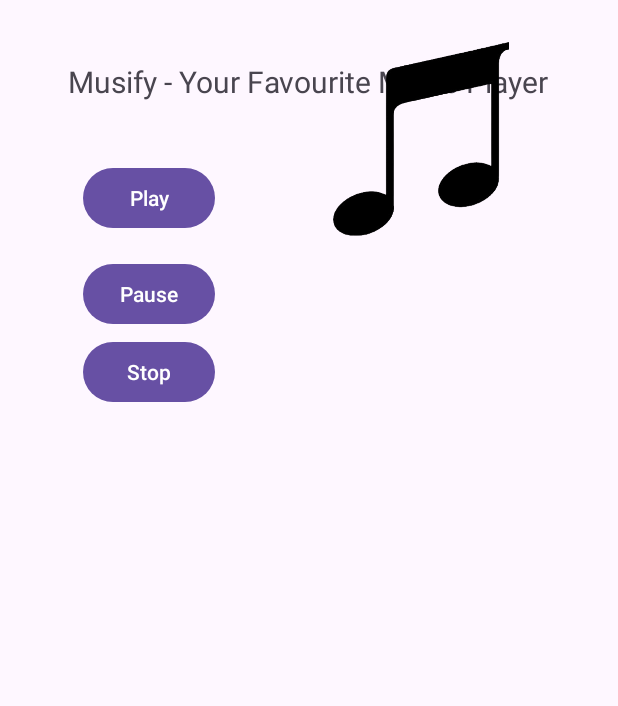
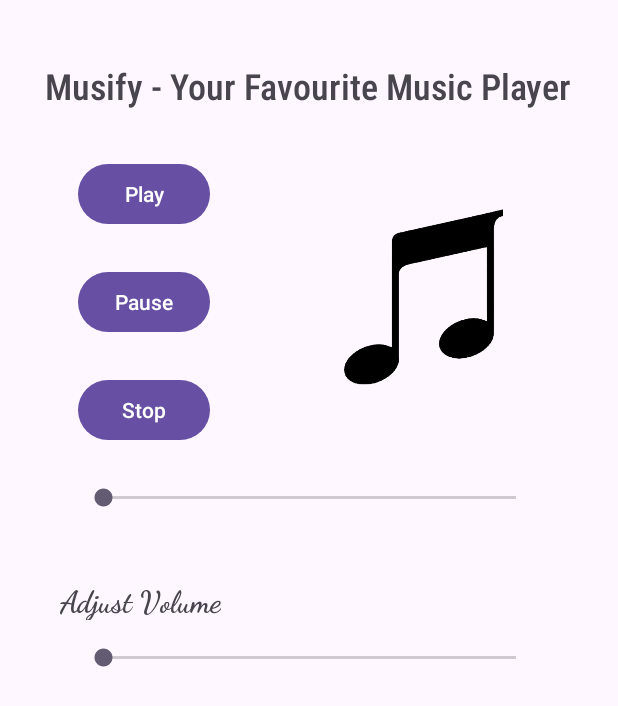
Before and after one commit to JauntyPaul/Basics-of-Android-Studio, an Android app: the screen it shows after launch (MainActivity), on a phone screen of 412 x 824 dp. Shown: the top 706 px of the screen. Run offline under Robolectric (Android 15) with nearby library versions, the phone set to English and light mode, and no system bars.

Commit message:
built a Music PLayer

```diff
--- a/MusicPlayer/app/src/main/java/com/jaunty/musicplayer/MainActivity.java
+++ b/MusicPlayer/app/src/main/java/com/jaunty/musicplayer/MainActivity.java
@@ -1,6 +1,11 @@
 package com.jaunty.musicplayer;
 
+import android.content.Context;
+import android.media.AudioManager;
+import android.media.MediaPlayer;
 import android.os.Bundle;
+import android.view.View;
+import android.widget.SeekBar;
 
 import androidx.activity.EdgeToEdge;
 import androidx.appcompat.app.AppCompatActivity;
@@ -8,13 +13,90 @@ import androidx.core.graphics.Insets;
 import androidx.core.view.ViewCompat;
 import androidx.core.view.WindowInsetsCompat;
 
+import java.util.Timer;
+import java.util.TimerTask;
+
 public class MainActivity extends AppCompatActivity {
+    MediaPlayer player;
+    AudioManager audioManager;
+    public void play (View view){
+        player.start();
+    }
+
+    public void pause (View view){
+        player.pause();
+    }
+
+    public void stop (View view){
+        player.stop();
+    }
+
+
 
     @Override
     protected void onCreate(Bundle savedInstanceState) {
         super.onCreate(savedInstanceState);
         EdgeToEdge.enable(this);
         setContentView(R.layout.activity_main);
+
+        player= MediaPlayer.create(this,R.raw.music);
+        audioManager = (AudioManager) getSystemService(Context.AUDIO_SERVICE);
+        int maxVol = audioManager.getStreamMaxVolume(AudioManager.STREAM_MUSIC);
+        int curVol = audioManager.getStreamVolume(AudioManager.STREAM_MUSIC);
+
+        SeekBar seekVol = findViewById(R.id.seekVol);
+        seekVol.setMax(maxVol);
+        seekVol.setProgress(curVol);
+
+        seekVol.setOnSeekBarChangeListener(new SeekBar.OnSeekBarChangeListener()    {
+            @Override
+            public void onProgressChanged(SeekBar seekBar, int progress, boolean b) {
+                audioManager.setStreamVolume(AudioManager.STREAM_MUSIC,progress,0);
+            }
+
+            @Override
+            public void onStartTrackingTouch(SeekBar seekBar) {
+
+            }
+
+            @Override
+            public void onStopTrackingTouch(SeekBar seekBar) {
+
+            }
+
+
+
+        });
+
+        SeekBar seekProg = findViewById(R.id.seekProg);
+        seekProg.setMax(player.getDuration());
+
+        new Timer().scheduleAtFixedRate(new TimerTask() {
+            @Override
+            public void run() {
+                seekProg.setProgress(player.getCurrentPosition());
+            }
+        },0,1200);
+
+
+        seekProg.setOnSeekBarChangeListener(new SeekBar.OnSeekBarChangeListener() {
+            @Override
+            public void onProgressChanged(SeekBar seekBar, int i, boolean b) {
+                player.seekTo(i); //here we have used i instead of progress since the default template
+                                    // has i as the iterative variable, we could have change the attribute in function call and used progress.
+            }
+
+            @Override
+            public void onStartTrackingTouch(SeekBar seekBar) {
+
+            }
+
+            @Override
+            public void onStopTrackingTouch(SeekBar seekBar) {
+
+            }
+        });
+
         ViewCompat.setOnApplyWindowInsetsListener(findViewById(R.id.main), (v, insets) -> {
             Insets systemBars = insets.getInsets(WindowInsetsCompat.Type.systemBars());
             v.setPadding(systemBars.left, systemBars.top, systemBars.right, systemBars.bottom);
--- a/MusicPlayer/app/src/main/res/layout/activity_main.xml
+++ b/MusicPlayer/app/src/main/res/layout/activity_main.xml
@@ -11,8 +11,10 @@
         android:id="@+id/textView2"
         android:layout_width="wrap_content"
         android:layout_height="wrap_content"
+        android:fontFamily="sans-serif-condensed-light"
         android:text="Musify - Your Favourite Music Player"
-        android:textSize="20sp"
+        android:textSize="24sp"
+        android:textStyle="bold"
         app:layout_constraintBottom_toBottomOf="parent"
         app:layout_constraintEnd_toEndOf="parent"
         app:layout_constraintHorizontal_bias="0.494"
@@ -22,33 +24,23 @@
 
     <ImageView
         android:id="@+id/imageView4"
-        android:layout_width="117dp"
-        android:layout_height="185dp"
+        android:layout_width="106dp"
+        android:layout_height="177dp"
+        android:layout_marginTop="36dp"
         app:layout_constraintEnd_toEndOf="parent"
-        app:layout_constraintHorizontal_bias="0.522"
+        app:layout_constraintHorizontal_bias="0.537"
         app:layout_constraintStart_toEndOf="@+id/pause"
-        app:srcCompat="@drawable/music"
-        tools:layout_editor_absoluteY="91dp" />
-
-    <Button
-        android:id="@+id/play"
-        android:layout_width="wrap_content"
-        android:layout_height="wrap_content"
-        android:layout_marginTop="40dp"
-        android:text="Play"
-        app:layout_constraintEnd_toEndOf="parent"
-        app:layout_constraintHorizontal_bias="0.17"
-        app:layout_constraintStart_toStartOf="parent"
-        app:layout_constraintTop_toBottomOf="@+id/textView2" />
+        app:layout_constraintTop_toBottomOf="@+id/textView2"
+        app:srcCompat="@drawable/music" />
 
     <Button
         android:id="@+id/pause"
         android:layout_width="wrap_content"
         android:layout_height="wrap_content"
-        android:layout_marginTop="16dp"
+        android:layout_marginStart="52dp"
+        android:layout_marginTop="24dp"
+        android:onClick="pause"
         android:text="Pause"
-        app:layout_constraintEnd_toEndOf="parent"
-        app:layout_constraintHorizontal_bias="0.17"
         app:layout_constraintStart_toStartOf="parent"
         app:layout_constraintTop_toBottomOf="@+id/play" />
 
@@ -56,11 +48,66 @@
         android:id="@+id/stop"
         android:layout_width="wrap_content"
         android:layout_height="wrap_content"
-        android:layout_marginTop="4dp"
+        android:layout_marginStart="52dp"
+        android:layout_marginTop="24dp"
+        android:onClick="stop"
         android:text="Stop"
-        app:layout_constraintEnd_toEndOf="parent"
-        app:layout_constraintHorizontal_bias="0.17"
         app:layout_constraintStart_toStartOf="parent"
         app:layout_constraintTop_toBottomOf="@+id/pause" />
 
+    <Button
+        android:id="@+id/play"
+        android:layout_width="wrap_content"
+        android:layout_height="wrap_content"
+        android:layout_marginStart="52dp"
+        android:layout_marginTop="32dp"
+        android:onClick="play"
+        android:text="Play"
+        app:layout_constraintStart_toStartOf="parent"
+        app:layout_constraintTop_toBottomOf="@+id/textView2" />
+
+    <TextView
+        android:id="@+id/textView"
+        android:layout_width="0dp"
+        android:layout_height="wrap_content"
+        android:layout_marginBottom="36dp"
+        app:layout_constraintBottom_toBottomOf="parent"
+        app:layout_constraintEnd_toEndOf="parent"
+        app:layout_constraintHorizontal_bias="0.0"
+        app:layout_constraintStart_toStartOf="parent" />
+
+    <SeekBar
+        android:id="@+id/seekVol"
+        android:layout_width="307dp"
+        android:layout_height="wrap_content"
+        android:layout_marginTop="16dp"
+        app:layout_constraintEnd_toEndOf="parent"
+        app:layout_constraintStart_toStartOf="parent"
+        app:layout_constraintTop_toBottomOf="@+id/textView3" />
+
+    <TextView
+        android:id="@+id/textView3"
+        android:layout_width="wrap_content"
+        android:layout_height="wrap_content"
+        android:layout_marginStart="40dp"
+        android:layout_marginTop="92dp"
+        android:fontFamily="cursive"
+        android:includeFontPadding="false"
+        android:text="Adjust Volume"
+        android:textSize="20sp"
+        android:textStyle="bold"
+        app:layout_constraintStart_toStartOf="parent"
+        app:layout_constraintTop_toBottomOf="@+id/stop" />
+
+    <SeekBar
+        android:id="@+id/seekProg"
+        android:layout_width="307dp"
+        android:layout_height="wrap_content"
+        android:layout_marginTop="36dp"
+        app:layout_constraintBottom_toTopOf="@+id/textView3"
+        app:layout_constraintEnd_toEndOf="parent"
+        app:layout_constraintStart_toStartOf="parent"
+        app:layout_constraintTop_toBottomOf="@+id/imageView4"
+        app:layout_constraintVertical_bias="0.0" />
+
 </androidx.constraintlayout.widget.ConstraintLayout>
```
Also changed, not shown: 1 other file.
